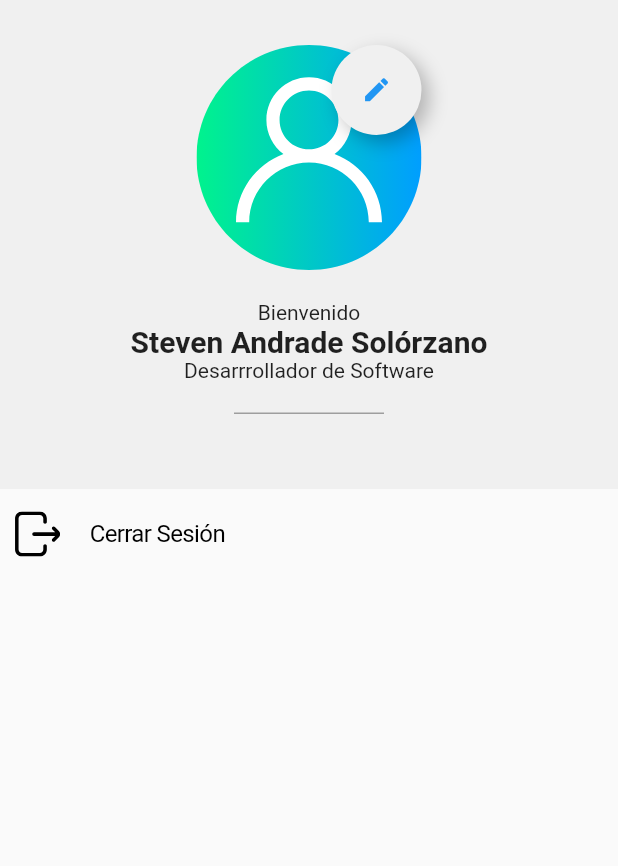
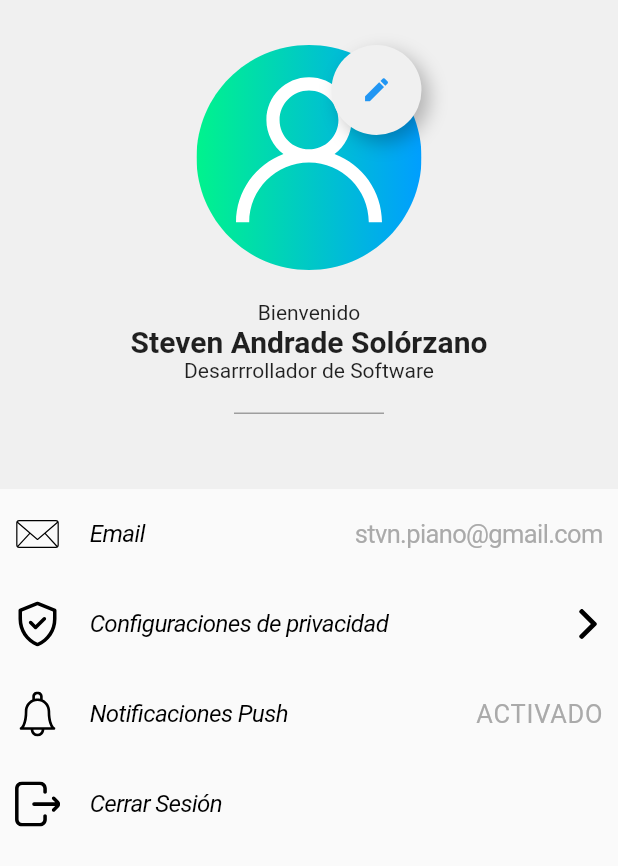
Before and after one commit to stev1494/flutter-buenas-pr-cticas, a Flutter app: the MoreTab widget shown alone on an empty page, opened directly, on a phone screen of 412 x 824 dp. Shown: the top 866 px of the screen. Run offline on Flutter 3.47's test engine with Material 2 defaults, Android fonts, the phone set to English and light mode, and no system bars; our stand-ins replace after_layout, flutter_svg, image_picker, shared_preferences; accounts and stored records are empty; network calls fail.

Commit message:
Fuentes personalizadas

```diff
--- a/lib/main.dart
+++ b/lib/main.dart
@@ -34,7 +34,7 @@ class MyApp extends StatelessWidget {
           LoginPage.routeName: (_) => LoginPage(),
         },
         theme: ThemeData(
-          primarySwatch: Colors.blue,
+          fontFamily: 'Roboto'
         ),
       ),
     );
--- a/lib/pages/page_home_tabs/more_tab.dart
+++ b/lib/pages/page_home_tabs/more_tab.dart
@@ -1,5 +1,6 @@
 import 'package:flutter/cupertino.dart';
 import 'package:flutter/material.dart';
+import 'package:flutter_svg/flutter_svg.dart';
 import 'package:shared_preferences/shared_preferences.dart';
 import 'package:ui/pages/login_page.dart';
 import 'package:ui/utils/dialogs.dart';
@@ -62,6 +63,24 @@ class _MoreTabState extends State<MoreTab> {
               )
             ),
             LeftRightIconButton(
+              leftIcon: 'assets/icons/email.svg',
+              rightContent: Text("stvn.piano@gmail.com", style: TextStyle(color: Color(0xffaaaaaa), fontFamily: 'Roboto'),),
+              label: 'Email',
+              onPressed: (){},
+            ),
+            LeftRightIconButton(
+              leftIcon: 'assets/icons/security.svg',
+              rightContent: SvgPicture.asset('assets/icons/right-arrow.svg', width: 20,),
+              label: 'Configuraciones de privacidad',
+              onPressed: (){},
+            ),
+            LeftRightIconButton(
+              leftIcon: 'assets/icons/bell.svg',
+              rightContent: Text("ACTIVADO",style: TextStyle(color: Color(0xffaaaaaa),letterSpacing: 0.5),),
+              label: 'Notificaciones Push',
+              onPressed: (){},
+            ),
+            LeftRightIconButton(
               leftIcon: 'assets/icons/logout.svg',
               label: 'Cerrar Sesión',
               onPressed: _confirm,
--- a/lib/widgets/left_right_icon_button.dart
+++ b/lib/widgets/left_right_icon_button.dart
@@ -39,7 +39,7 @@ class LeftRightIconButton extends StatelessWidget {
                         label,
                         maxLines: 1,
                         overflow: TextOverflow.ellipsis,
-                        style: TextStyle(fontSize: 16, color: Colors.black),
+                        style: TextStyle(fontSize: 16, color: Colors.black, fontStyle: FontStyle.italic),
                       ),
                     ),
                   ),
--- a/lib/widgets/my_appbar.dart
+++ b/lib/widgets/my_appbar.dart
@@ -25,9 +25,7 @@ class MyAppBar extends StatelessWidget {
               width: 40,
             ),
           ),
-          Text("LOGO",
-            style: TextStyle(fontSize: 30, fontWeight: FontWeight.bold),
-          ),
+          Image.network('https://placeholder.com/wp-content/uploads/2018/10/placeholder.com-logo4.png', width: 170, color: Colors.blue,),
           CupertinoButton(
             onPressed: onRightClick,
             padding: EdgeInsets.all(15),
```
Also changed, not shown: pubspec.yaml (+25 -12 lines), assets/fonts/Roboto-Black.ttf (added), assets/fonts/Roboto-BlackItalic.ttf (added), assets/fonts/Roboto-Bold.ttf (added), assets/fonts/Roboto-BoldItalic.ttf (added), assets/fonts/Roboto-Italic.ttf (added), assets/fonts/Roboto-Light.ttf (added), assets/fonts/Roboto-LightItalic.ttf (added), assets/fonts/Roboto-Medium.ttf (added), assets/fonts/Roboto-MediumItalic.ttf (added), assets/fonts/Roboto-Regular.ttf (added), assets/fonts/Roboto-Thin.ttf (added), assets/fonts/Roboto-ThinItalic.ttf (added), assets/icons/bell.svg (added), 2 more files.
